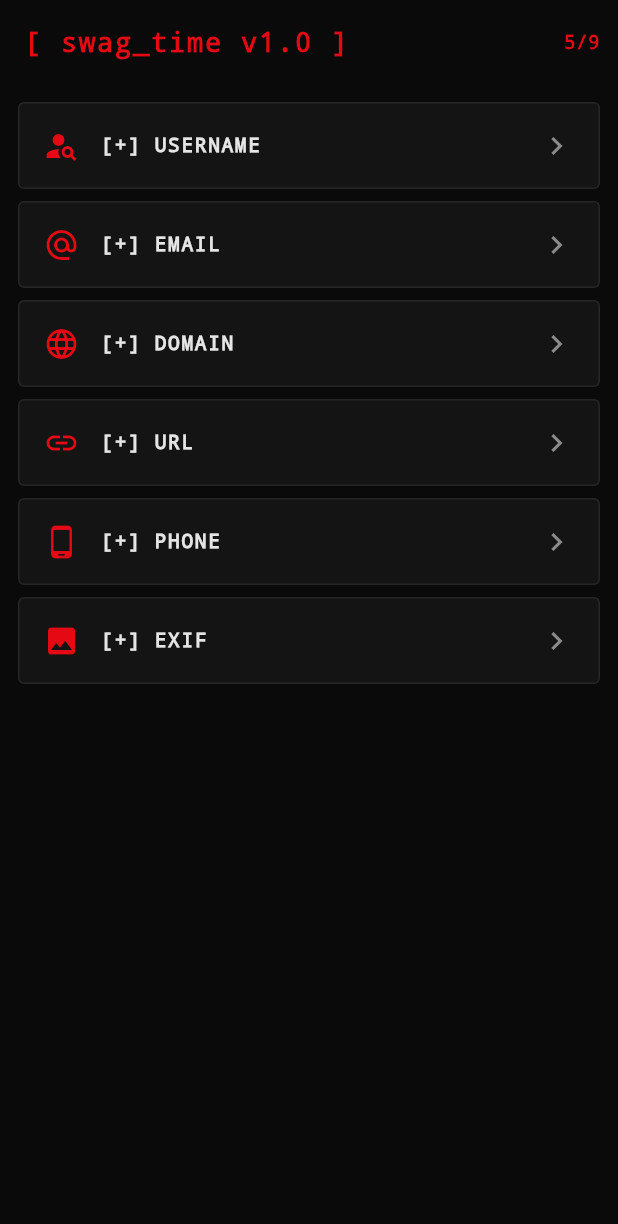
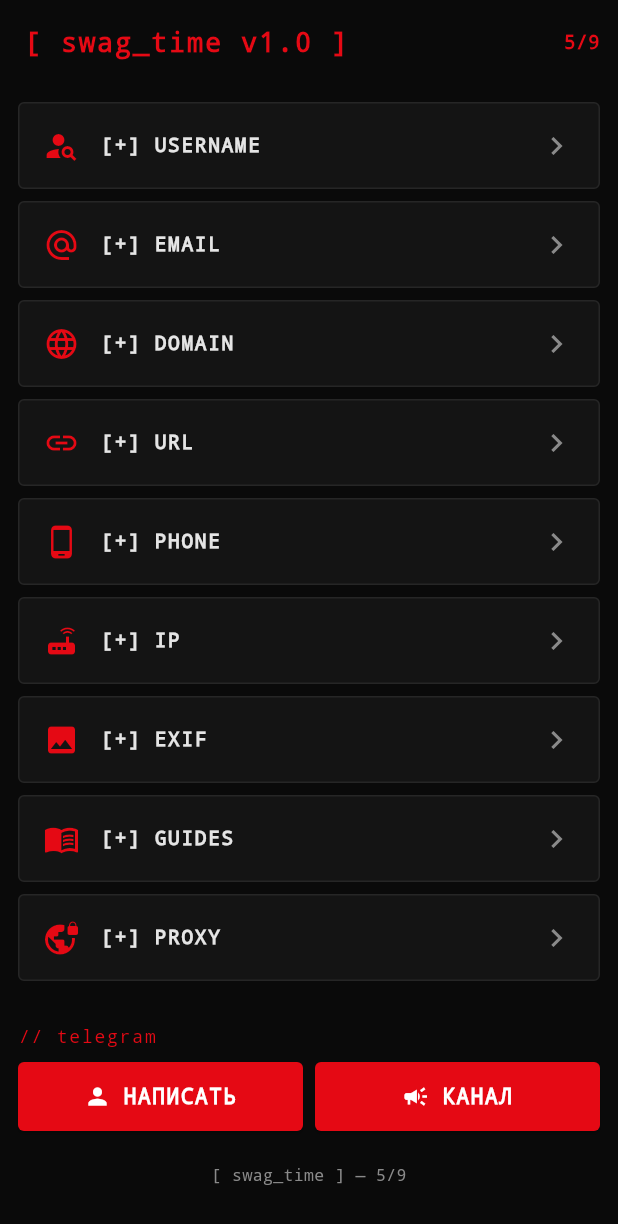
Before and after one commit to k1r3xsteam-spec/swag-time-, a Flutter app: the screen it shows after launch, on a phone screen of 412 x 824 dp. Shown: the top 1224 px of the screen. Run offline on Flutter 3.47's test engine with Material 3 defaults, Android fonts, the phone set to English and light mode, and no system bars; our stand-ins replace image_picker.

Commit message:
Update home.dart

```diff
--- a/app/lib/screens/home.dart
+++ b/app/lib/screens/home.dart
@@ -1,4 +1,5 @@
 import 'package:flutter/material.dart';
+import 'package:url_launcher/url_launcher.dart';
 import '../theme.dart';
 import 'username.dart';
 import 'email.dart';
@@ -6,19 +7,35 @@ import 'domain.dart';
 import 'url.dart';
 import 'phone.dart';
 import 'exif.dart';
+import 'ip.dart';
+import 'guides.dart';
+import 'proxy.dart';
 
 class HomeScreen extends StatelessWidget {
   const HomeScreen({super.key});
 
+  static const tgPersonal = "https://t.me/Miroswatow";
+  static const tgChannel = "https://t.me/swag_t1me";
+
+  Future<void> _openTg(BuildContext ctx, String url) async {
+    final uri = Uri.parse(url);
+    if (await canLaunchUrl(uri)) {
+      await launchUrl(uri, mode: LaunchMode.externalApplication);
+    }
+  }
+
   @override
   Widget build(BuildContext context) {
-    final items = [
+    final modules = [
       ("USERNAME", Icons.person_search, const UsernameScreen()),
       ("EMAIL", Icons.alternate_email, const EmailScreen()),
       ("DOMAIN", Icons.language, const DomainScreen()),
       ("URL", Icons.link, const UrlScreen()),
       ("PHONE", Icons.phone_android, const PhoneScreen()),
+      ("IP", Icons.router, const IpScreen()),
       ("EXIF", Icons.image, const ExifScreen()),
+      ("GUIDES", Icons.menu_book, const GuidesScreen()),
+      ("PROXY", Icons.vpn_lock, const ProxyScreen()),
     ];
 
     return Scaffold(
@@ -38,13 +55,12 @@ class HomeScreen extends StatelessWidget {
           ),
         ],
       ),
-      body: ListView.separated(
+      body: ListView(
         padding: const EdgeInsets.all(12),
-        itemCount: items.length,
-        separatorBuilder: (_, __) => const SizedBox(height: 8),
-        itemBuilder: (_, i) {
-          final e = items[i];
-          return InkWell(
+        children: [
+          ...modules.map((e) => Padding(
+                padding: const EdgeInsets.only(bottom: 8),
+                child: InkWell(
                   onTap: () => Navigator.push(
                       context, MaterialPageRoute(builder: (_) => e.$3)),
                   child: Container(
@@ -66,12 +82,52 @@ class HomeScreen extends StatelessWidget {
                               letterSpacing: 1.1,
                             )),
                         const Spacer(),
-                  const Icon(Icons.chevron_right, color: SwagColors.dim),
+                        const Icon(Icons.chevron_right,
+                            color: SwagColors.dim),
                       ],
                     ),
                   ),
-          );
-        },
+                ),
+              )),
+          const SizedBox(height: 20),
+          const Text("// telegram",
+              style: TextStyle(
+                fontFamily: 'monospace',
+                color: SwagColors.red,
+                fontSize: 12,
+                letterSpacing: 1.2,
+              )),
+          const SizedBox(height: 8),
+          Row(
+            children: [
+              Expanded(
+                child: ElevatedButton.icon(
+                  onPressed: () => _openTg(context, tgPersonal),
+                  icon: const Icon(Icons.person, size: 18),
+                  label: const Text("НАПИСАТЬ"),
+                ),
+              ),
+              const SizedBox(width: 8),
+              Expanded(
+                child: ElevatedButton.icon(
+                  onPressed: () => _openTg(context, tgChannel),
+                  icon: const Icon(Icons.campaign, size: 18),
+                  label: const Text("КАНАЛ"),
+                ),
+              ),
+            ],
+          ),
+          const SizedBox(height: 20),
+          Center(
+            child: Text("[ swag_time ] — 5/9",
+                style: TextStyle(
+                  fontFamily: 'monospace',
+                  color: SwagColors.dim,
+                  fontSize: 11,
+                )),
+          ),
+          const SizedBox(height: 20),
+        ],
       ),
     );
   }
```
Lines whose indentation alone changed are shown as unchanged.
